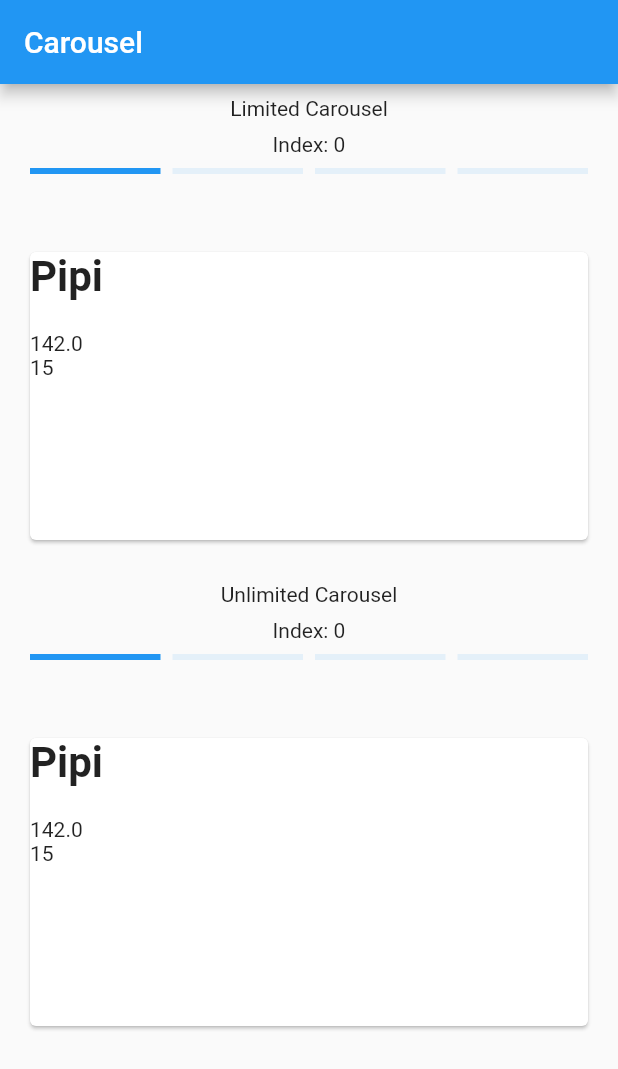
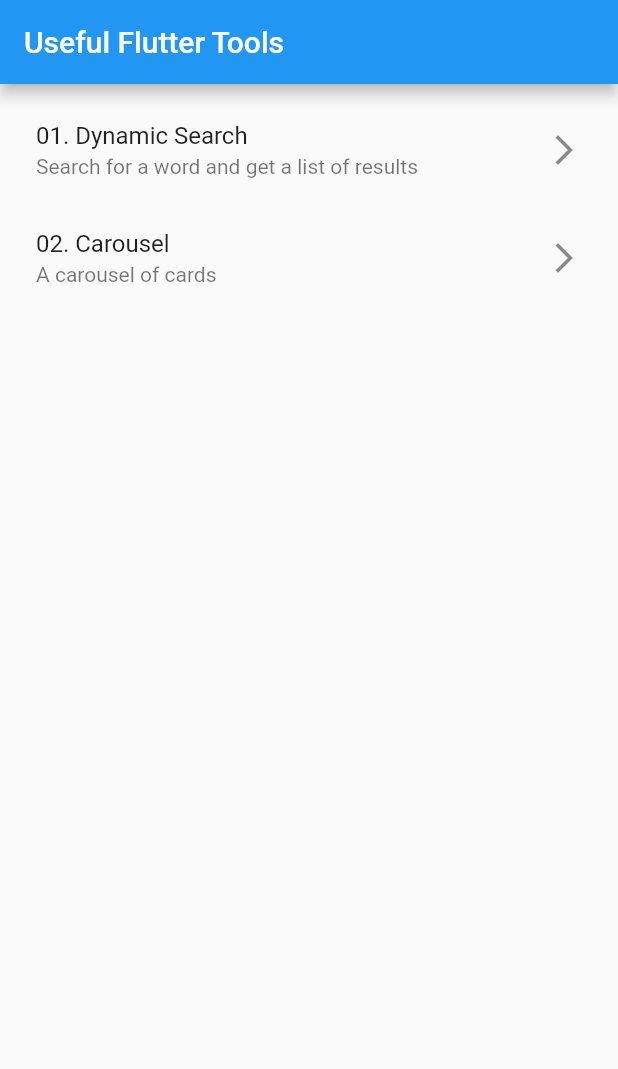
Before and after one commit to phzeng0726/helpful-flutter-tools, a Flutter app: the screen it shows after launch, on a phone screen of 412 x 824 dp. Shown: the top 1069 px of the screen. Run offline on Flutter 3.47's test engine with Material 2 defaults, Android fonts, the phone set to English and light mode, and no system bars; our stand-ins replace auto_route, bloc, bloc_concurrency, flutter_bloc, freezed_annotation.

Commit message:
feat: add home_page

```diff
--- a/helpful_flutter_tools/lib/01_dynamic_search/view/dynamic_search_page.dart
+++ b/helpful_flutter_tools/lib/01_dynamic_search/view/dynamic_search_page.dart
@@ -1,5 +1,6 @@
 import 'package:flutter/material.dart';
 import 'package:helpful_flutter_tools/01_dynamic_search/view/widgets/dynamic_search_body.dart';
+import 'package:helpful_flutter_tools/core/utils/page_title.dart';
 
 class DynamicSearchPage extends StatelessWidget {
   const DynamicSearchPage({super.key});
@@ -9,7 +10,7 @@
     return Scaffold(
       resizeToAvoidBottomInset: false,
       appBar: AppBar(
-        title: const Text('Dynamic Search'),
+        title: const Text(PageTitle.dynamicSearch),
       ),
       body: const DynamicSearchBody(),
     );
--- a/helpful_flutter_tools/lib/02_carousel/view/carousel_page.dart
+++ b/helpful_flutter_tools/lib/02_carousel/view/carousel_page.dart
@@ -1,5 +1,6 @@
 import 'package:flutter/material.dart';
 import 'package:helpful_flutter_tools/02_carousel/view/widgets/carousel_body.dart';
+import 'package:helpful_flutter_tools/core/utils/page_title.dart';
 
 class CarouselPage extends StatelessWidget {
   const CarouselPage({super.key});
@@ -9,7 +10,7 @@
     return Scaffold(
       resizeToAvoidBottomInset: false,
       appBar: AppBar(
-        title: const Text('Carousel'),
+        title: const Text(PageTitle.carousel),
       ),
       body: const CarouselBody(),
     );
--- a/helpful_flutter_tools/lib/core/router/app_router.dart
+++ b/helpful_flutter_tools/lib/core/router/app_router.dart
@@ -1,16 +1,20 @@
 import 'package:auto_route/auto_route.dart';
 import 'package:helpful_flutter_tools/01_dynamic_search/view/dynamic_search_page.dart';
 import 'package:helpful_flutter_tools/02_carousel/view/carousel_page.dart';
+import 'package:helpful_flutter_tools/home/home_page.dart';
 
 @MaterialAutoRouter(
   replaceInRouteName: 'Page,Route',
   routes: <AutoRoute>[
     AutoRoute(
+      page: HomePage,
+      initial: true,
+    ),
+    AutoRoute(
       page: DynamicSearchPage,
     ),
     AutoRoute(
       page: CarouselPage,
-      initial: true,
     ),
   ],
 )
--- /dev/null
+++ b/helpful_flutter_tools/lib/core/utils/page_title.dart
@@ -0,0 +1,5 @@
+class PageTitle {
+  static const String home = "Useful Flutter Tools";
+  static const String dynamicSearch = "01. Dynamic Search";
+  static const String carousel = "02. Carousel";
+}
--- /dev/null
+++ b/helpful_flutter_tools/lib/home/home_page.dart
@@ -0,0 +1,17 @@
+import 'package:flutter/material.dart';
+import 'package:helpful_flutter_tools/home/widgets/home_body.dart';
+
+class HomePage extends StatelessWidget {
+  const HomePage({super.key});
+
+  @override
+  Widget build(BuildContext context) {
+    return Scaffold(
+      resizeToAvoidBottomInset: false,
+      appBar: AppBar(
+        title: const Text('Useful Flutter Tools'),
+      ),
+      body: const HomeBody(),
+    );
+  }
+}
--- /dev/null
+++ b/helpful_flutter_tools/lib/home/widgets/home_body.dart
@@ -0,0 +1,33 @@
+import 'package:auto_route/auto_route.dart';
+import 'package:flutter/material.dart';
+import 'package:helpful_flutter_tools/core/router/app_router.gr.dart';
+import 'package:helpful_flutter_tools/core/style/screen.dart';
+import 'package:helpful_flutter_tools/core/utils/page_title.dart';
+import 'package:helpful_flutter_tools/home/widgets/tool_list_tile_widget.dart';
+
+class HomeBody extends StatelessWidget {
+  const HomeBody({super.key});
+
+  @override
+  Widget build(BuildContext context) {
+    List<Widget> buildToolList() => [
+          ToolListTileWidget(
+            title: PageTitle.dynamicSearch,
+            subtitle: 'Search for a word and get a list of results',
+            onTap: () => context.pushRoute(const DynamicSearchRoute()),
+          ),
+          ToolListTileWidget(
+            title: PageTitle.carousel,
+            subtitle: 'A carousel of cards',
+            onTap: () => context.pushRoute(const CarouselRoute()),
+          )
+        ];
+
+    return Padding(
+      padding: const EdgeInsets.all(kDefaultPadding),
+      child: Column(
+        children: buildToolList(),
+      ),
+    );
+  }
+}
--- /dev/null
+++ b/helpful_flutter_tools/lib/home/widgets/tool_list_tile_widget.dart
@@ -0,0 +1,26 @@
+import 'package:flutter/material.dart';
+
+class ToolListTileWidget extends StatelessWidget {
+  const ToolListTileWidget({
+    super.key,
+    required this.title,
+    required this.subtitle,
+    required this.onTap,
+  });
+  final String title;
+  final String subtitle;
+  final void Function() onTap;
+
+  @override
+  Widget build(BuildContext context) {
+    return ListTile(
+      trailing: const SizedBox(
+        height: double.infinity,
+        child: Icon(Icons.arrow_forward_ios),
+      ),
+      title: Text(title),
+      subtitle: Text(subtitle),
+      onTap: onTap,
+    );
+  }
+}
```
Also changed, not shown: helpful_flutter_tools/lib/core/router/app_router.gr.dart.
